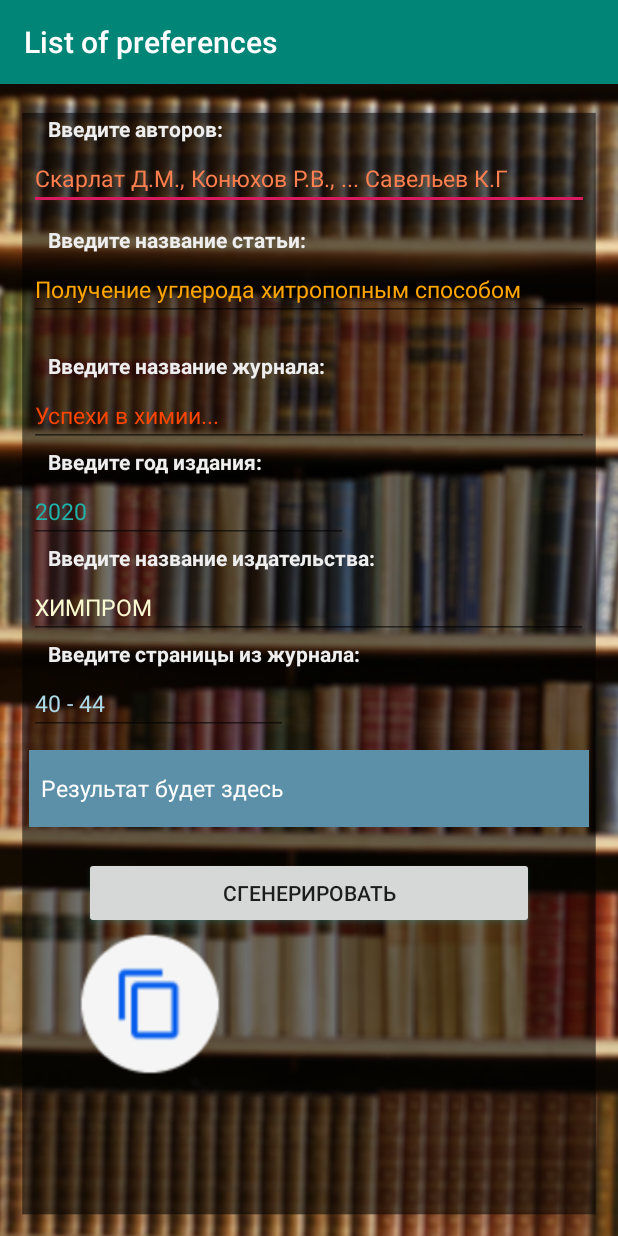
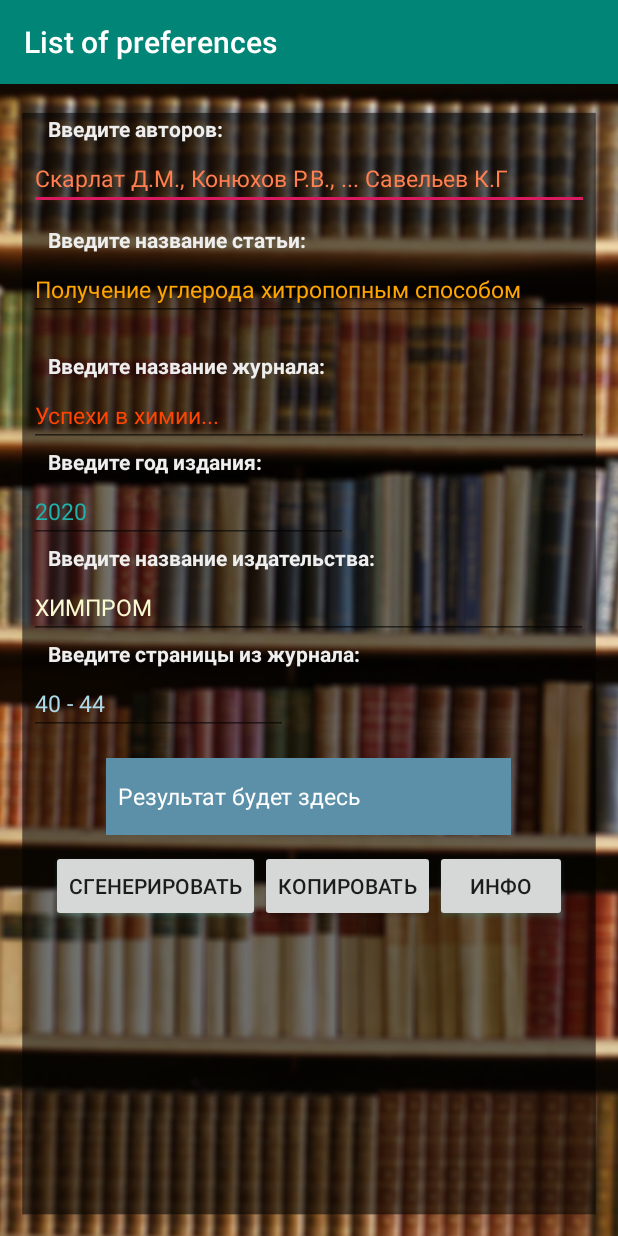
Before and after one commit to bboyzlodey/listpreferences, an Android app: the screen it shows after launch (MainActivity), on a phone screen of 412 x 824 dp. Run offline under Robolectric (Android 15) with nearby library versions, the phone set to English and light mode, and no system bars.

Commit message:
Add 2 new buttons. 2 buttons from 3 work.

```diff
--- a/app/src/main/java/denis/app/listofpreferences/MainActivity.java
+++ b/app/src/main/java/denis/app/listofpreferences/MainActivity.java
@@ -53,6 +53,17 @@ public class MainActivity extends AppCompatActivity {
     }
     // метод для копирования текста в буфер обмена (не работает)
     public void onClick2(View view){
+        context = getApplicationContext();
+        Toast.makeText(context, "Copy button", Toast.LENGTH_SHORT).show();
 
     }
+
+    public void onClick3(View view){
+        context = getApplicationContext();
+        Toast.makeText(context, "Info button", Toast.LENGTH_SHORT).show();
+        setContentView(R.layout.activity_about);
+    }
+    public void onClick4(View view){
+        setContentView(R.layout.activity_main);
+    }
 }
--- a/app/src/main/res/layout/activity_about.xml
+++ b/app/src/main/res/layout/activity_about.xml
@@ -20,4 +20,14 @@
 		android:layout_marginLeft="10dp"
 		/>
 
+	<Button
+		android:id="@+id/back_button"
+		android:layout_width="wrap_content"
+		android:layout_height="wrap_content"
+		android:layout_gravity="center_vertical"
+		android:text="Вернуться назад"
+		android:onClick="onClick4"
+		android:layout_marginTop="100dp"
+		/>
+
 </LinearLayout>
--- a/app/src/main/res/layout/activity_main.xml
+++ b/app/src/main/res/layout/activity_main.xml
@@ -148,42 +148,52 @@
 		android:layout_marginLeft="19dp"
 		android:layout_marginRight="220dp"/>
 
+
 	<EditText
 		android:id="@+id/result_text"
-		style="@android:style/Widget.DeviceDefault.Light.AutoCompleteTextView"
-		android:layout_width="373dp"
+		android:layout_width="270dp"
 		android:layout_height="51dp"
-		android:layout_marginLeft="19dp"
-		android:layout_marginTop="10dp"
-		android:layout_marginRight="220dp"
+		android:layout_marginTop="15dp"
+		android:layout_gravity="center_horizontal"
 		android:background="#5C90A8"
-		android:ems="10"
 		android:hint="  Результат будет здесь"
-		android:isScrollContainer="true"
-		android:shadowColor="@color/indian_red"
-		android:shadowDx="@android:integer/config_mediumAnimTime"
-		android:text=""
 		android:textColor="#17E2C4"
 		android:textColorHint="#FFFFFF"
 		android:textSize="15dp" />
 
+	<LinearLayout
+		android:layout_width="wrap_content"
+		android:layout_height="wrap_content"
+		android:orientation="horizontal"
+		android:layout_marginTop="10dp"
+		android:layout_gravity="center_horizontal">
 	<Button
 		android:id="@+id/my_button"
-		android:layout_width="300dp"
+		android:layout_width="wrap_content"
 		android:layout_height="wrap_content"
-		android:layout_gravity="center_horizontal"
-		android:layout_marginTop="20dp"
-		android:gravity="center_horizontal|center_vertical"
+		android:layout_gravity="center_vertical"
 		android:onClick="onClick"
 		android:outlineAmbientShadowColor="@color/light_goldenrod_yellow"
 		android:outlineSpotShadowColor="@color/light_sea_green"
 		android:text="Сгенерировать" />
 	<Button
-		android:layout_width="100dp"
-		android:layout_height="100dp"
-		android:background="@drawable/ic_shortcut_content_copy"
-		android:layout_marginLeft="50dp"
+		android:layout_width="wrap_content"
+		android:layout_height="wrap_content"
+		android:text="Копировать"
+		android:layout_gravity="center_vertical"
+		android:gravity="center_horizontal|center_vertical"
 		android:onClick="onClick2"
 		/>
 
+		<Button
+			android:id="@+id/info_button"
+			android:layout_width="wrap_content"
+			android:layout_height="wrap_content"
+			android:layout_gravity="center_vertical"
+			android:outlineAmbientShadowColor="@color/light_goldenrod_yellow"
+			android:outlineSpotShadowColor="@color/light_sea_green"
+			android:text="Инфо"
+			android:onClick="onClick3"/>
+	</LinearLayout>
+
 </LinearLayout>
```
